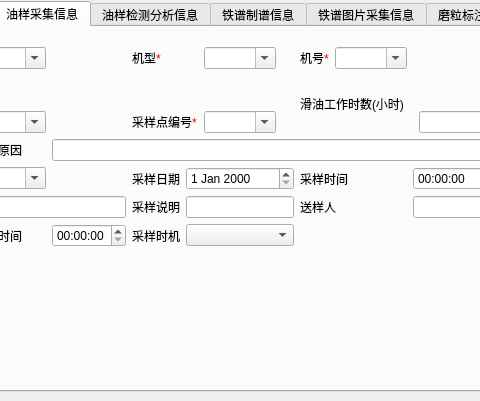
The window that imageproperties.ui (WooodHead/labelling3) describes before a commit, drawn with Qt 5; both pictures show x 271 to 751 and y 0 to 401 of the 1113 by 401 pixel window.
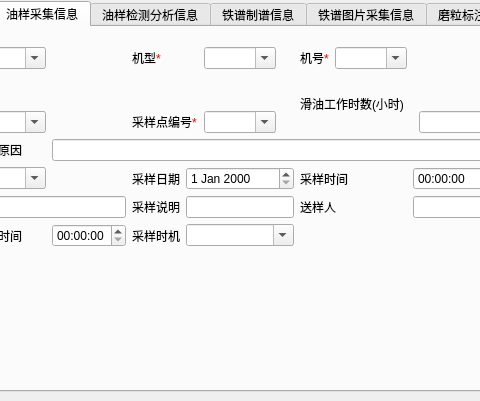
The same window after the commit. The open tabs and pages were chosen to show the change.

```diff
--- a/imageproperties.ui
+++ b/imageproperties.ui
@@ -641,7 +641,11 @@
        </widget>
       </item>
       <item row="6" column="9" colspan="3">
-       <widget class="QComboBox" name="_comboBoxOilSampleSituation"/>
+       <widget class="QComboBox" name="_comboBoxOilSampleSituation">
+        <property name="editable">
+         <bool>true</bool>
+        </property>
+       </widget>
       </item>
      </layout>
     </widget>
```
Left out of the diff: 2 changed lines with no effect on the pictures.
